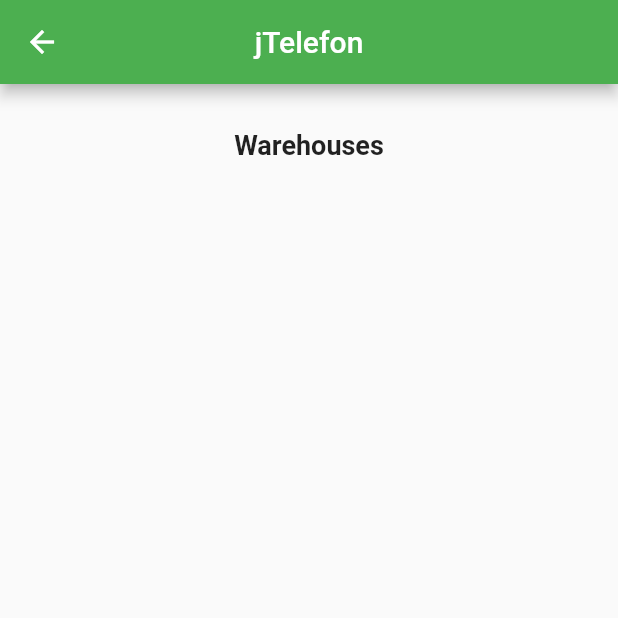
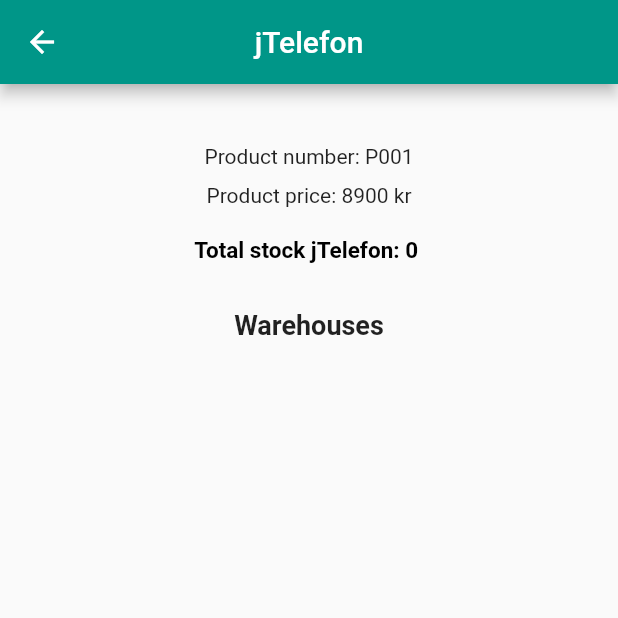
Before and after one commit to Hanuk0/Paron_AB, a Flutter app: the screen it shows after launch, after a tap on "jTelefon", on a phone screen of 412 x 824 dp, the top half of it. Run offline on Flutter 3.47's test engine with Material 2 defaults, Android fonts, the phone set to English and light mode, and no system bars; our stand-ins replace cloud_firestore, firebase_core; accounts and stored records are empty.

Commit message:
trying to get it all togetherrrrr

```diff
--- a/lib/main.dart
+++ b/lib/main.dart
@@ -17,7 +17,7 @@
     return MaterialApp(
       debugShowCheckedModeBanner: false,
       theme: ThemeData(
-        primarySwatch: Colors.green,
+        primarySwatch: Colors.teal,
         backgroundColor: Colors.white,
       ),
       title: 'Päron Logistics',
--- a/lib/views/jtelefonview.dart
+++ b/lib/views/jtelefonview.dart
@@ -3,16 +3,43 @@
 import 'package:paron_ab/jtelefonedit.dart';
 
 class JTelefonView extends StatefulWidget {
-  JTelefonView({Key? key}) : super(key: key);
-  FirebaseFirestore _firestore = FirebaseFirestore.instance;
+  JTelefonView({
+    Key? key,
+  }) : super(key: key);
+  final FirebaseFirestore _firestore = FirebaseFirestore.instance;
 
   @override
   State<JTelefonView> createState() => _JTelefonViewState();
 }
 
 class _JTelefonViewState extends State<JTelefonView> {
+  //variabler som används för att beräkna totalt lagersaldo
+  var num1 = 0, num2 = 0, num3 = 0, sum = 0;
+
+//funktion för att räkna ut totalt lagersaldo
+  void calcTotalSumJTelefon() async {
+    var collection = FirebaseFirestore.instance.collection('jTelefon');
+    var docSnapshot = await collection.doc('jTelefonID').get();
+    if (docSnapshot.exists) {
+      Map<String, dynamic> data = docSnapshot.data()!;
+      var jtelefonsavedCupertinoquantity = data['jTelefonCupertinoQuant'];
+      var jtelefonsavedFrankfurtquantity = data['jTelefonFrankfurtQuant'];
+      var jtelefonsavedNorrkopingquantity = data['jTelefonNorrkopingQuant'];
+
+      if (!mounted) return; //ta bort om något knasar
+
+      setState(() {
+        num1 = jtelefonsavedNorrkopingquantity;
+        num2 = jtelefonsavedCupertinoquantity;
+        num3 = jtelefonsavedFrankfurtquantity;
+        sum = num1 + num2 + num3;
+      });
+    }
+  }
+
   @override
-  Widget build(BuildContext context) {
+  Widget build(BuildContext contextk) {
+    calcTotalSumJTelefon();
     return Scaffold(
         appBar: AppBar(
           centerTitle: true,
@@ -24,6 +51,22 @@
                 crossAxisAlignment: CrossAxisAlignment.center,
                 children: [
               Container(height: 30),
+              Row(
+                mainAxisAlignment: MainAxisAlignment.center,
+              ),
+              Container(height: 10),
+              const Text('Product number: P001'),
+              Container(height: 10),
+              const Text('Product price: 8900 kr'),
+              Container(height: 20),
+              Text(
+                'Total stock jTelefon: $sum ',
+                style: const TextStyle(
+                    fontSize: 15.0,
+                    fontWeight: FontWeight.bold,
+                    color: Colors.black),
+              ),
+              Container(height: 30),
               const Text(
                 ('Warehouses'),
                 style: TextStyle(fontSize: 18, fontWeight: FontWeight.bold),
@@ -32,9 +75,8 @@
               Expanded(
                 child: StreamBuilder<QuerySnapshot>(
                   stream: widget._firestore
-                      .collection('Stock1')
-                      .doc('jTelefon')
-                      .collection('jTelefon1')
+                      .collection('Stock_test')
+                      .where('prodNr', isEqualTo: 'P001')
                       .snapshots(),
                   builder: (BuildContext context,
                       AsyncSnapshot<QuerySnapshot> snapshot) {
@@ -58,7 +100,9 @@
                         });
                   },
                 ),
-              )
+              ),
+              //Container(height: 20),
+              //const Text('Total Stock: '),
             ])));
   }
 }
@@ -67,7 +111,6 @@
   late String prodName;
   late String prodCity;
   late dynamic prodQuant;
-  //late String prodNr;
   //late dynamic prodPrice;
 
   CardItem(
@@ -97,7 +140,7 @@
               MaterialPageRoute(
                 builder: (context) => JTelefonEdit(
                   prodCity: widget.prodCity,
-                  prodName: '',
+                  prodName: 'jTelefon',
                   prodQuant: widget.prodQuant,
                 ),
               ));
@@ -142,4 +185,5 @@
           );
         });
   }
-}*/
+}
+*/
```
Also changed, not shown: lib/jtelefonedit.dart (+9 -35 lines), lib/model.dart (+85 -16 lines).
